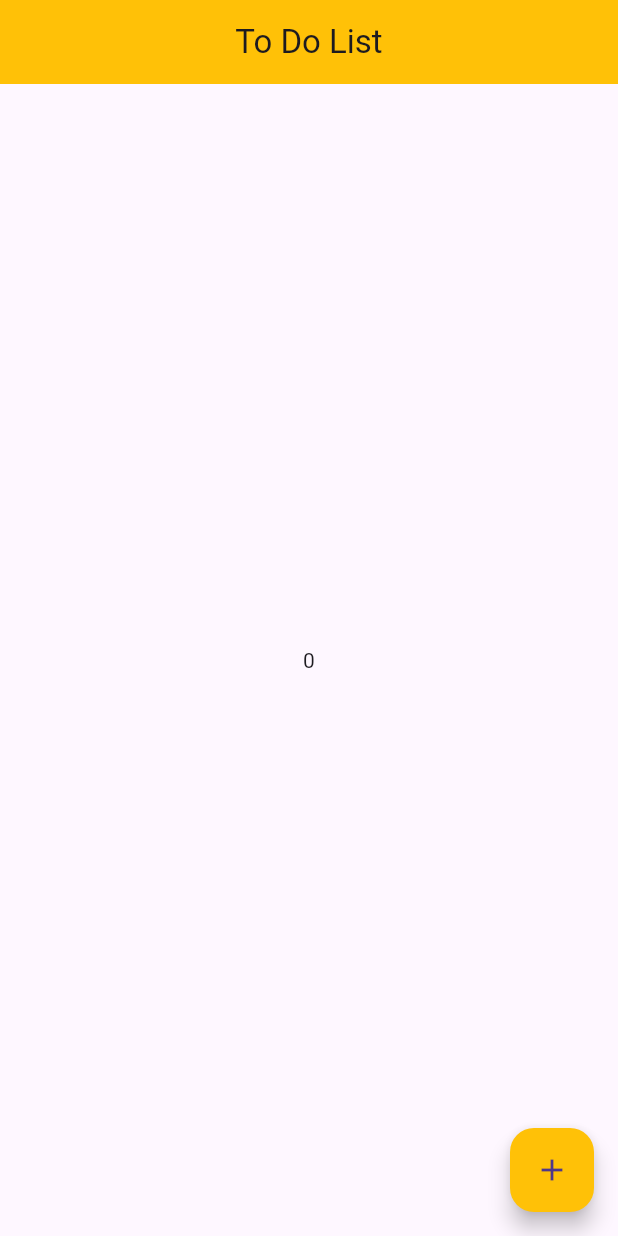
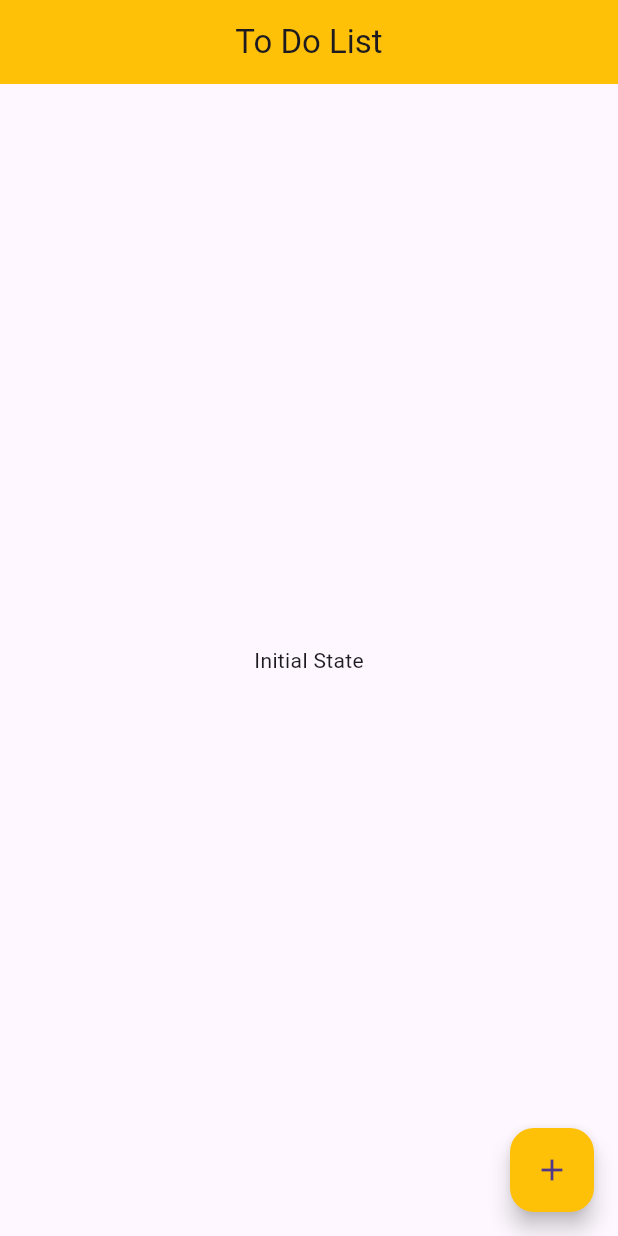
Before and after one commit to anishh2003/todo_bloc, a Flutter app: the screen it shows after launch, on a phone screen of 412 x 824 dp. Run offline on Flutter 3.47's test engine with Material 3 defaults, Android fonts, the phone set to English and light mode, and no system bars; our stand-ins replace flutter_bloc, flutter_slidable, freezed_annotation, hydrated_bloc; generated files the repository leaves out were written again.

Commit message:
hydrated to be fixed

```diff
--- a/lib/presentation/screens/Todo_screen.dart
+++ b/lib/presentation/screens/Todo_screen.dart
@@ -112,7 +112,7 @@ class _ToDoPageState extends State<ToDoPage> {
               if (state is TodoLoading) {
                 return const Center(child: CircularProgressIndicator());
               } else if (state is TodoInitial) {
-                return Center(child: Text('${state.todoList.length}'));
+                return const Center(child: Text('Initial State'));
               } else if (state is TodoLoaded) {
                 return Flexible(
                   child: ListView.builder(
```
